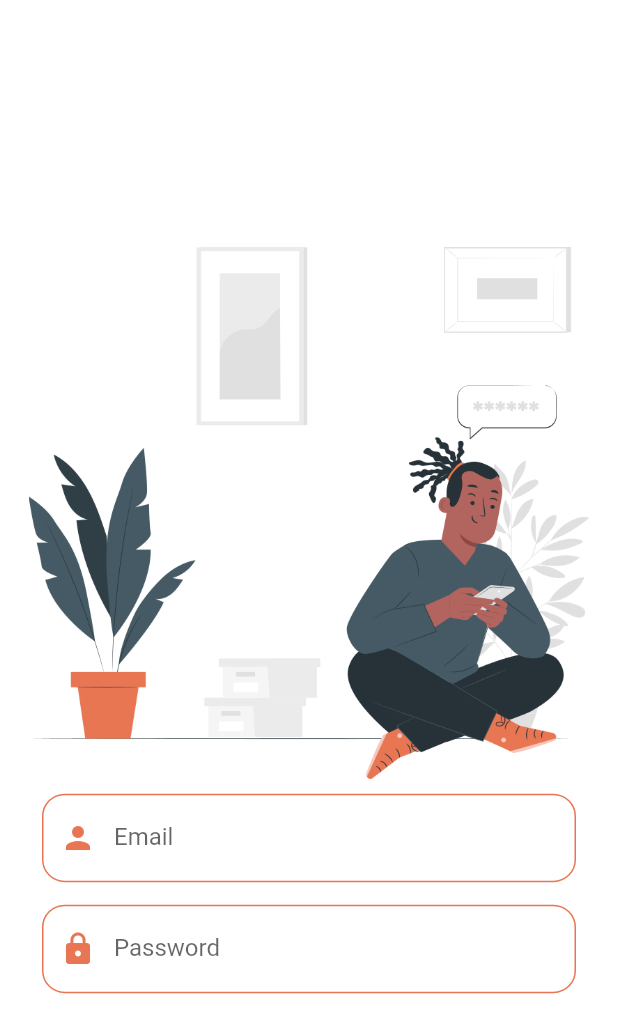
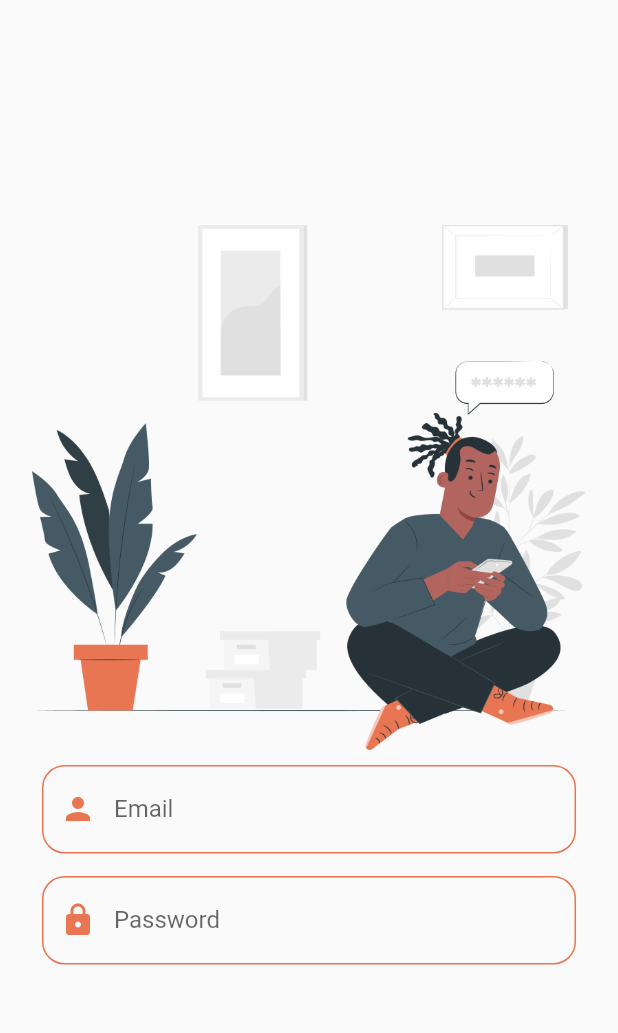
Before and after one commit to gabriel-kohler/login-page-with-clean-arch, a Flutter app: the screen it shows after launch, after a tap on "Sign In", on a phone screen of 412 x 824 dp. Shown: the top 1033 px of the screen. Run offline on Flutter 3.47's test engine with Material 2 defaults, Android fonts, the light colour scheme and no system bars; our stand-ins replace google_fonts.

Commit message:
fix(view): bug fix in login form

```diff
--- a/lib/components/login_form.dart
+++ b/lib/components/login_form.dart
@@ -1,11 +1,14 @@
 import 'package:flutter/material.dart';
 
 class LoginForm extends StatelessWidget {
+  final _formKey = GlobalKey<FormState>();
+
   @override
   Widget build(BuildContext context) {
-    return Column(
+    return Form(
+      key: _formKey,
+      child: Column(
         children: [
-        //const SizedBox(height: 100),
           Container(
             margin: const EdgeInsets.symmetric(horizontal: 28, vertical: 10),
             padding: EdgeInsets.only(
@@ -57,6 +60,7 @@ class LoginForm extends StatelessWidget {
             ),
           ),
         ],
+      ),
     );
   }
 }
--- a/lib/view/login_page.dart
+++ b/lib/view/login_page.dart
@@ -2,27 +2,23 @@ import 'package:flutter/material.dart';
 import 'package:login_page_with_mobx/components/login_form.dart';
 
 class LoginPage extends StatelessWidget {
-
   @override
   Widget build(BuildContext context) {
-    final size = MediaQuery.of(context).size;
-    final screenHeight = (size.height - MediaQuery.of(context).padding.top);
+    //final screenHeight = (size.height - MediaQuery.of(context).padding.top);
     return Scaffold(
       //appBar: AppBar(),
       body: Container(
-        color: Colors.white,
-        height: size.height,
         child: SingleChildScrollView(
           child: Column(
             mainAxisAlignment: MainAxisAlignment.center,
             children: [
-              SizedBox(height: screenHeight * 0.2),
+              SizedBox(height: 150),
               Container(
-                height: screenHeight * 0.43,
+                height: 350,
                 child: Image.asset('assets/img/imglogin.png'),
               ),
               Container(
-                height: screenHeight * 0.37,
+                height: 250,
                 child: LoginForm(),
               ),
             ],
```
Lines whose indentation alone changed are shown as unchanged.
